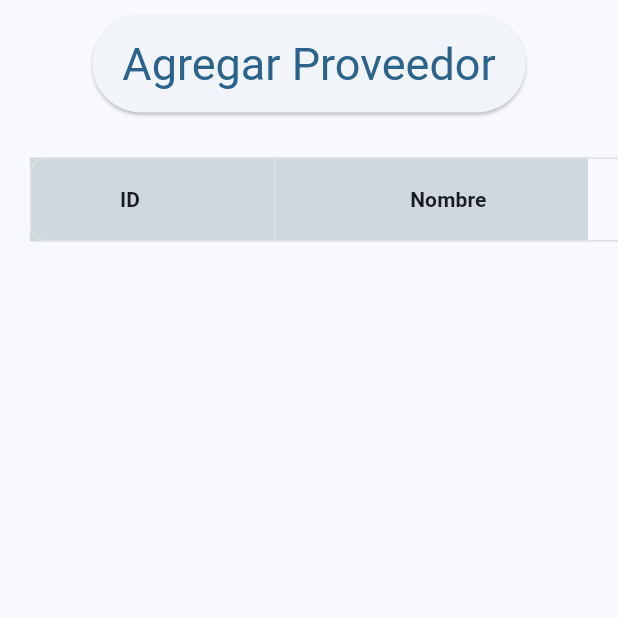
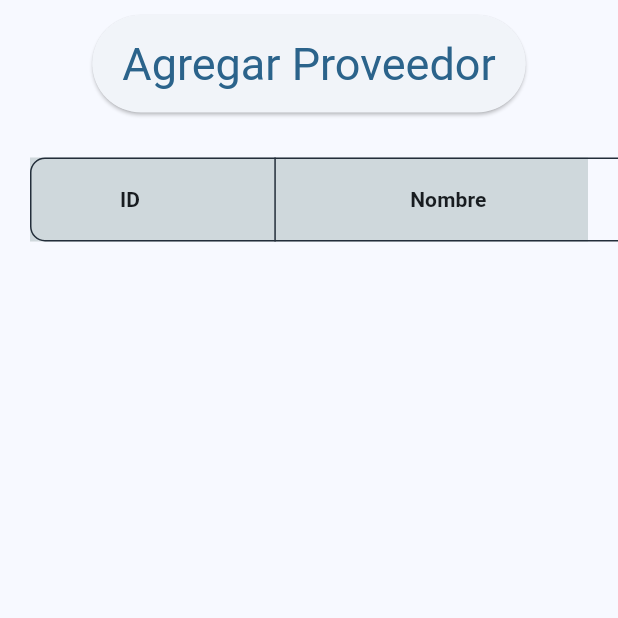
Before and after one commit to inseht/tintoreriadigital, a Flutter app: the Proveedores screen opened by its route, on a phone screen of 412 x 824 dp, the top half of it. Run offline on Flutter 3.47's test engine with Material 3 defaults, Android fonts, the phone set to English and light mode, and no system bars; our stand-ins replace flutter_bloc, google_fonts, roundcheckbox, sqflite_common_ffi, syncfusion_flutter_datepicker, table_calendar; missing offline and left inert: appflowy_board, bitsdojo_window; accounts and stored records are empty.

Commit message:
bonito, falta arreglar nusqueda y ya sabes q

```diff
--- a/lib/bloc/prioridadesBloc.dart
+++ b/lib/bloc/prioridadesBloc.dart
@@ -25,7 +25,4 @@ Future<void> _onCargarNotas(CargarNotasEvent event, Emitter<PrioridadesState> em
   emit(NotasCargadasState(notas));
 }
 
-
-
-
 }
--- a/lib/bloc/proveedoresBloc.dart
+++ b/lib/bloc/proveedoresBloc.dart
@@ -35,7 +35,7 @@ class ProveedoresBloc extends Bloc<ProveedoresEvent, ProveedoresState> {
       final proveedores = await BdModel.obtenerProveedores();
       emit(ProveedoresLoaded(proveedores));
     } catch (e) {
-      emit(ProveedoresError('Error al cargar los proveedores: $e'));
+      emit(ProveedoresError('Error al cargar provedores $e'));
     }
   }
 }
--- a/lib/main.dart
+++ b/lib/main.dart
@@ -22,7 +22,6 @@ void main() {
       ..show();
   });
 }
-
 class MainApp extends StatelessWidget {
   const MainApp({super.key});
 
@@ -53,8 +52,6 @@ class MainApp extends StatelessWidget {
           builder: (context, themeProvider, child) {
             return MaterialApp(
               theme: AppTheme.lightTheme,
-              darkTheme: AppTheme.darkTheme,
-              themeMode: themeProvider.isDark ? ThemeMode.dark : ThemeMode.light,
               home: const MainView(),
               routes: {
                 '/proveedores': (context) => const Proveedores(),
--- a/lib/themes/appTheme.dart
+++ b/lib/themes/appTheme.dart
@@ -5,47 +5,47 @@ class AppTheme {
   static final ThemeData lightTheme = ThemeData(
     cardColor: Colors.transparent,
     colorScheme: ColorScheme.fromSeed(
-      seedColor: Color.fromRGBO(107, 146, 180, 1), // Un azul más suave
+      seedColor: Color.fromRGBO(107, 146, 180, 1),
       brightness: Brightness.light,
     ),
     iconTheme: const IconThemeData(
-      color: Color.fromRGBO(55, 75, 89, 1), // Gris más oscuro para íconos
+      color: Color.fromRGBO(55, 75, 89, 1),
     ),
     appBarTheme: const AppBarTheme(
-      backgroundColor: Color.fromRGBO(107, 146, 180, 1), // Azul suave en la barra
-      foregroundColor: Color.fromRGBO(55, 75, 89, 1), // Gris oscuro en el texto de la barra
+      backgroundColor: Color.fromRGBO(107, 146, 180, 1),
+      foregroundColor: Color.fromRGBO(55, 75, 89, 1),
     ),
     floatingActionButtonTheme: const FloatingActionButtonThemeData(
-      backgroundColor: Color.fromRGBO(107, 146, 180, 1), // Azul para el botón flotante
-      foregroundColor: Color.fromRGBO(255, 255, 255, 1), // Blanco en los iconos
+      backgroundColor: Color.fromRGBO(107, 146, 180, 1),
+      foregroundColor: Color.fromRGBO(255, 255, 255, 1),
     ),
     inputDecorationTheme: InputDecorationTheme(
       border: OutlineInputBorder(),
       labelStyle: TextStyle(
-        color: Color.fromRGBO(55, 75, 89, 1), // Azul oscuro para las etiquetas
-        fontSize: 18, // Aumento el tamaño de las etiquetas
+        color: Color.fromRGBO(55, 75, 89, 1),
+        fontSize: 18,
       ),
       hintStyle: TextStyle(
-        color: Color.fromRGBO(55, 75, 89, 1), // Azul oscuro para los hints
-        fontSize: 18, // Aumento el tamaño de los hints
+        color: Color.fromRGBO(55, 75, 89, 1),
+        fontSize: 18,
       ),
     ),
     elevatedButtonTheme: ElevatedButtonThemeData(
       style: ElevatedButton.styleFrom(
         textStyle: TextStyle(
-          fontSize: 18,  // Tamaño de la fuente del botón aumentado
+          fontSize: 18,
         ),
       ),
     ),
     textTheme: GoogleFonts.montserratTextTheme(
       TextTheme(
         bodyMedium: TextStyle(
-          fontSize: 18, // Aumento el tamaño de los textos normales
-          color: Color.fromRGBO(55, 75, 89, 1), // Azul oscuro para el texto
+          fontSize: 18,
+          color: Color.fromRGBO(55, 75, 89, 1),
         ),
         titleLarge: TextStyle(
-          fontSize: 24, // Aumento el tamaño de los títulos
-          color: Color.fromRGBO(55, 75, 89, 1), // Azul oscuro para los títulos
+          fontSize: 24,
+          color: Color.fromRGBO(55, 75, 89, 1),
         ),
       ),
     ),
@@ -57,55 +57,6 @@ class AppTheme {
   );
 
   static final ThemeData darkTheme = ThemeData(
-    colorScheme: ColorScheme.fromSeed(
-      seedColor: Color.fromRGBO(47, 67, 95, 1), // Un azul oscuro suave
-      brightness: Brightness.dark,
-    ),
-    iconTheme: const IconThemeData(
-      color: Color.fromRGBO(226, 244, 250, 1), // Blanco para los íconos en el modo oscuro
-    ),
-    appBarTheme: const AppBarTheme(
-      backgroundColor: Color.fromRGBO(47, 67, 95, 1), // Azul oscuro en la barra
-      foregroundColor: Color.fromRGBO(226, 244, 250, 1), // Blanco en el texto de la barra
-    ),
-    floatingActionButtonTheme: const FloatingActionButtonThemeData(
-      backgroundColor: Color.fromRGBO(47, 67, 95, 1), // Azul oscuro para el botón flotante
-      foregroundColor: Color.fromRGBO(226, 244, 250, 1), // Blanco en los iconos
-    ),
-    inputDecorationTheme: InputDecorationTheme(
-      border: OutlineInputBorder(),
-      labelStyle: TextStyle(
-        color: Color.fromRGBO(226, 244, 250, 1), // Blanco para las etiquetas en el modo oscuro
-        fontSize: 18, // Aumento el tamaño de las etiquetas
-      ),
-      hintStyle: TextStyle(
-        color: Color.fromRGBO(226, 244, 250, 1), // Blanco para los hints en el modo oscuro
-        fontSize: 18, // Aumento el tamaño de los hints
-      ),
-    ),
-    elevatedButtonTheme: ElevatedButtonThemeData(
-      style: ElevatedButton.styleFrom(
-        textStyle: TextStyle(
-          fontSize: 18,  // Tamaño de la fuente del botón aumentado
-        ),
-      ),
-    ),
-    textTheme: GoogleFonts.montserratTextTheme(
-      TextTheme(
-        bodyMedium: TextStyle(
-          fontSize: 18, // Aumento el tamaño de los textos normales
-          color: Color.fromRGBO(55, 75, 89, 1), // Azul oscuro para el texto en el modo oscuro
-        ),
-        titleLarge: TextStyle(
-          fontSize: 24, // Aumento el tamaño de los títulos
-          color: Color.fromRGBO(55, 75, 89, 1), // Azul oscuro para los títulos
-        ),
-      ),
-    ),
-    tabBarTheme: const TabBarTheme(
-      labelColor: Color.fromRGBO(55, 75, 89, 1), // Azul oscuro para el texto de las pestañas activas
-      unselectedLabelColor: Color.fromRGBO(47, 67, 95, 1), // Azul más suave para las pestañas no seleccionadas
-      indicatorColor: Color.fromRGBO(55, 75, 89, 1), // Azul oscuro para el indicador de la pestaña activa
-    ),
+
   );
 }
--- a/lib/vistas/prioridadesCalendario.dart
+++ b/lib/vistas/prioridadesCalendario.dart
@@ -110,7 +110,6 @@ class _PrioridadesCalendarioState extends State<prioridadesCalendario> {
     );
   }
 
-  // Función para obtener el color según el estado de la nota
   Color _getColorEstado(String estado) {
     switch (estado.toLowerCase()) {
       case 'completado':
--- a/lib/vistas/proveedores.dart
+++ b/lib/vistas/proveedores.dart
@@ -180,7 +180,7 @@ Widget _crearTablaProveedores(List<Map<String, dynamic>> proveedores) {
     child: DataTable(
       columnSpacing: 180.0,
       horizontalMargin: 60.0,
-      border: TableBorder.all(color: Colors.grey.shade300, borderRadius: BorderRadius.circular(10)),
+      border: TableBorder.all(color: const Color.fromARGB(255, 35, 46, 58), borderRadius: BorderRadius.circular(10)),
       headingRowColor: MaterialStateProperty.resolveWith<Color>(
           (states) => Colors.blueGrey.shade100),
       columns: const [
```
Also changed, not shown: lib/bd/bdmodel.dart (+2 -5 lines), lib/bloc/crearNotaBloc.dart (+17 -25 lines), lib/bloc/prioridadesCalendarioBloc.dart (+4 -7 lines), lib/vistas/buscar.dart (+43 -7 lines), lib/vistas/crearnota.dart (+0 -7 lines), lib/vistas/prioridades.dart (+13 -1 lines), lib/vistas/prioridadesBoard.dart (+5 -8 lines), lib/vistas/vistaPrincipal.dart (+13 -10 lines).
